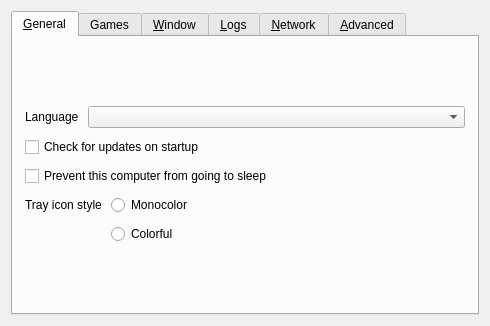
Old version of the form src/lib/gui/dialogs/SettingsDialog.ui in the repository MUMU-DADA/deskflow.
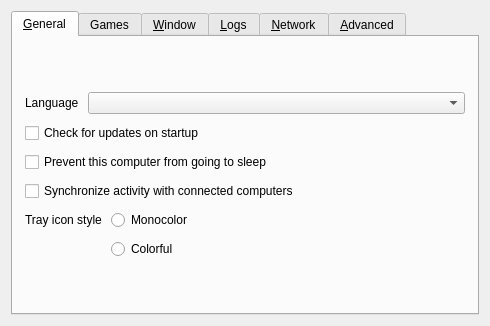
New version of the form. Icons and pictures are not drawn.

Commit message: Add opt-in activity synchronization for connected displays

Diff of the .ui file:
```diff
--- a/src/lib/gui/dialogs/SettingsDialog.ui
+++ b/src/lib/gui/dialogs/SettingsDialog.ui
@@ -92,6 +92,16 @@
          </property>
         </widget>
        </item>
+       <item>
+        <widget class="QCheckBox" name="cbSyncUserActivity">
+         <property name="text">
+          <string>Synchronize activity with connected computers</string>
+         </property>
+         <property name="toolTip">
+          <string>Keep screens awake while either computer has keyboard or mouse activity. Enable on both computers (Windows and macOS). When all computers are idle, normal display sleep resumes. Turn off "Prevent this computer from going to sleep" to allow idle sleep.</string>
+         </property>
+        </widget>
+       </item>
        <item>
         <layout class="QFormLayout" name="formLayout">
          <item row="1" column="1">
```
The commit also changes 35 other files.
